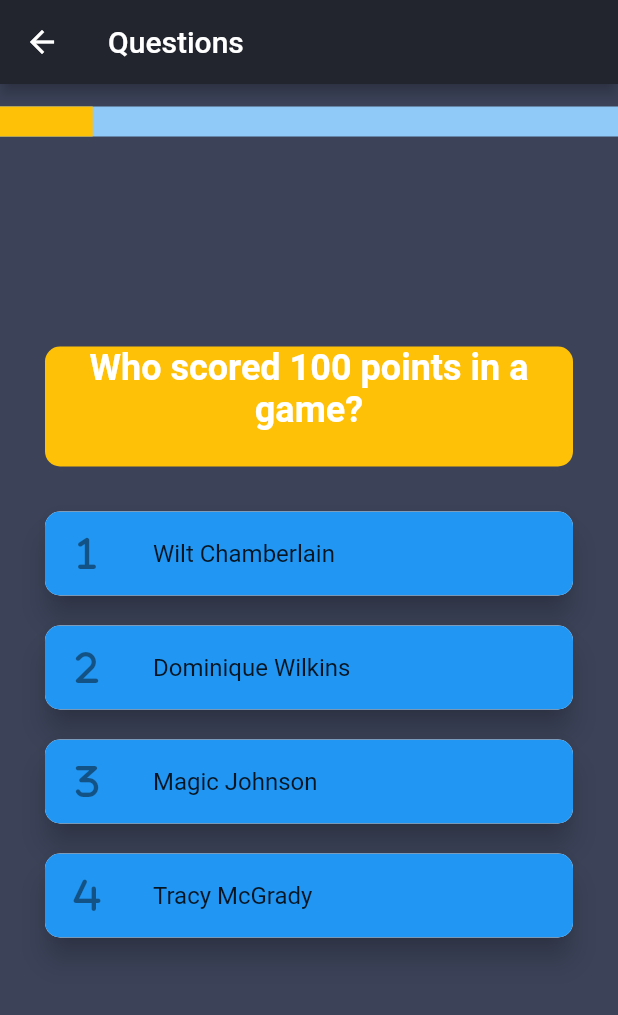
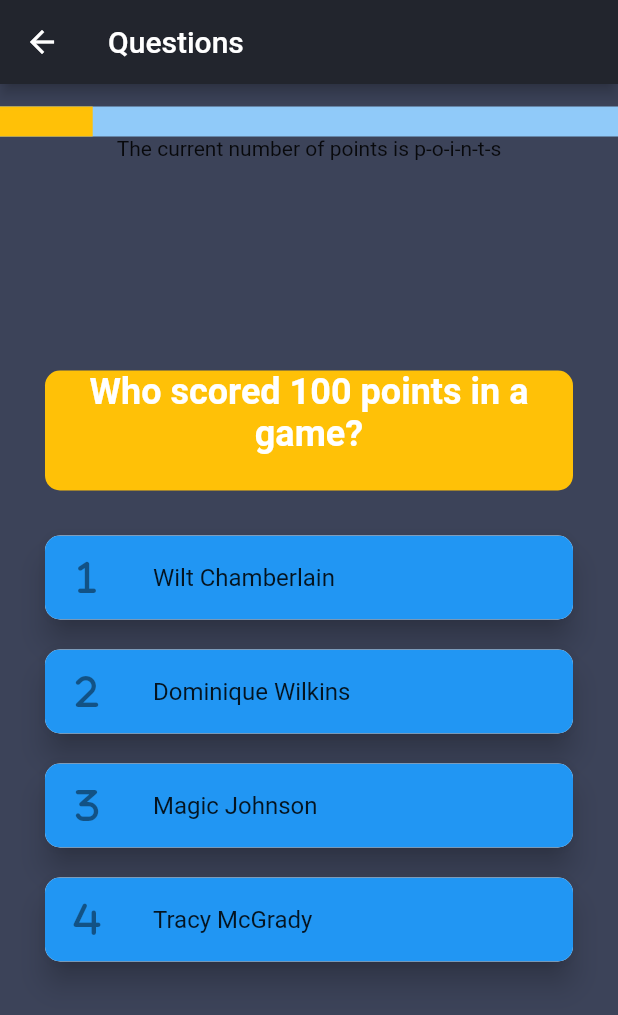
Before and after one commit to soulandbone/trivia_app, a Flutter app: the screen it shows after launch, after a tap on "Sports", on a phone screen of 412 x 824 dp. Shown: the top 1015 px of the screen. Run offline on Flutter 3.47's test engine with Material 2 defaults, Android fonts, the light colour scheme and no system bars; our stand-ins replace flutter_riverpod, font_awesome_flutter, gap.

Commit message:
Last commit before turning the Stateful Widgets into Consumer Widgets for Riverpod

```diff
--- a/lib/main.dart
+++ b/lib/main.dart
@@ -1,11 +1,12 @@
 import 'package:flutter/material.dart';
+import 'package:flutter_riverpod/flutter_riverpod.dart';
 import 'package:trivia_app/screens/questions_screen.dart';
 import 'package:trivia_app/utils/app_styles.dart';
 
 import '../screens/bottom_bar.dart';
 
 void main() {
-  runApp(const MyApp());
+  runApp(const ProviderScope(child: MyApp())); // Required by RiverPod
 }
 
 class MyApp extends StatelessWidget {
--- a/lib/widgets/composed_widgets/quiz.dart
+++ b/lib/widgets/composed_widgets/quiz.dart
@@ -1,5 +1,6 @@
 import 'package:flutter/material.dart';
 import 'package:gap/gap.dart';
+import 'package:trivia_app/widgets/current_points.dart';
 import '../quiz_progress.dart';
 
 import '../answers.dart';
@@ -14,6 +15,7 @@ class Quiz extends StatelessWidget {
   Widget build(BuildContext context) {
     return Column(mainAxisAlignment: MainAxisAlignment.center, children: [
       QuizzProgress(),
+      CurrentPoints(),
       const Gap(120),
       Center(child: Question(question: '${questionsAnswers[0]['question']}')),
       Expanded(
--- /dev/null
+++ b/lib/widgets/current_points.dart
@@ -0,0 +1,12 @@
+import 'package:flutter/material.dart';
+
+class CurrentPoints extends StatelessWidget {
+  const CurrentPoints({super.key});
+
+  @override
+  Widget build(BuildContext context) {
+    return Container(
+      child: const Text('The current number of points is p-o-i-n-t-s'),
+    );
+  }
+}
```
